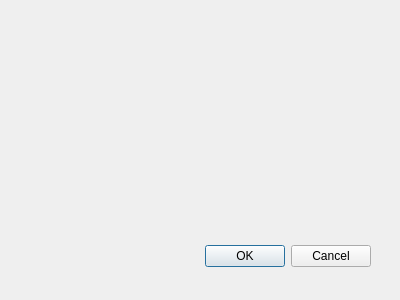
First picture: the form in dsg_management_tools_dialog_base.ui, repository dsgoficial/DSGManagementTools, before the edit.
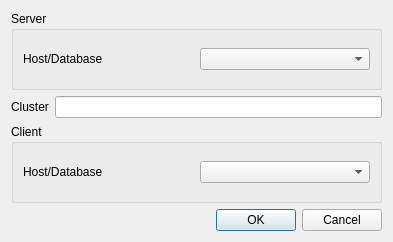
Second picture: the form after the edit.

What changed in the file:
```diff
--- a/dsg_management_tools_dialog_base.ui
+++ b/dsg_management_tools_dialog_base.ui
@@ -1,33 +1,89 @@
 <ui version="4.0" >
  <class>DsgManagementToolsDialogBase</class>
- <widget class="QDialog" name="DsgManagementToolsDialogBase" >
-  <property name="geometry" >
+ <widget class="QDialog" name="DsgManagementToolsDialogBase">
+  <property name="geometry">
    <rect>
     <x>0</x>
     <y>0</y>
-    <width>400</width>
-    <height>300</height>
+    <width>393</width>
+    <height>242</height>
    </rect>
   </property>
   <property name="windowTitle" >
    <string>DsgManagementTools</string>
   </property>
-  <widget class="QDialogButtonBox" name="button_box" >
-   <property name="geometry" >
-    <rect>
-     <x>30</x>
-     <y>240</y>
-     <width>341</width>
-     <height>32</height>
-    </rect>
-   </property>
-   <property name="orientation" >
-    <enum>Qt::Horizontal</enum>
-   </property>
-   <property name="standardButtons" >
-    <set>QDialogButtonBox::Cancel|QDialogButtonBox::Ok</set>
-   </property>
-  </widget>
+  <layout class="QGridLayout" name="gridLayout_3">
+   <item row="0" column="0">
+    <widget class="QGroupBox" name="groupBox">
+     <property name="title">
+      <string>Server</string>
+     </property>
+     <layout class="QGridLayout" name="gridLayout">
+      <item row="0" column="0">
+       <layout class="QHBoxLayout" name="horizontalLayout">
+        <item>
+         <widget class="QLabel" name="label">
+          <property name="text">
+           <string>Host/Database</string>
+          </property>
+         </widget>
+        </item>
+        <item>
+         <widget class="QComboBox" name="serverCombo"/>
+        </item>
+       </layout>
+      </item>
+     </layout>
+    </widget>
+   </item>
+   <item row="1" column="0">
+    <layout class="QHBoxLayout" name="horizontalLayout_7">
+     <item>
+      <widget class="QLabel" name="label_7">
+       <property name="text">
+        <string>Cluster</string>
+       </property>
+      </widget>
+     </item>
+     <item>
+      <widget class="QLineEdit" name="clusterEdit"/>
+     </item>
+    </layout>
+   </item>
+   <item row="2" column="0">
+    <widget class="QGroupBox" name="groupBox_2">
+     <property name="title">
+      <string>Client</string>
+     </property>
+     <layout class="QGridLayout" name="gridLayout_2">
+      <item row="0" column="0">
+       <layout class="QHBoxLayout" name="horizontalLayout_2">
+        <item>
+         <widget class="QLabel" name="label_2">
+          <property name="text">
+           <string>Host/Database</string>
+          </property>
+         </widget>
+        </item>
+        <item>
+         <widget class="QComboBox" name="clientCombo"/>
+        </item>
+       </layout>
+      </item>
+     </layout>
+    </widget>
+   </item>
+   <item row="3" column="0">
+    <widget class="QDialogButtonBox" name="button_box">
+     <property name="orientation">
+      <enum>Qt::Horizontal</enum>
+     </property>
+     <property name="standardButtons">
+      <set>QDialogButtonBox::Cancel|QDialogButtonBox::Ok</set>
+     </property>
+    </widget>
+   </item>
+  </layout>
  </widget>
  <resources/>
  <connections>
```
Left out of the diff: 31 changed lines with no effect on the pictures.
